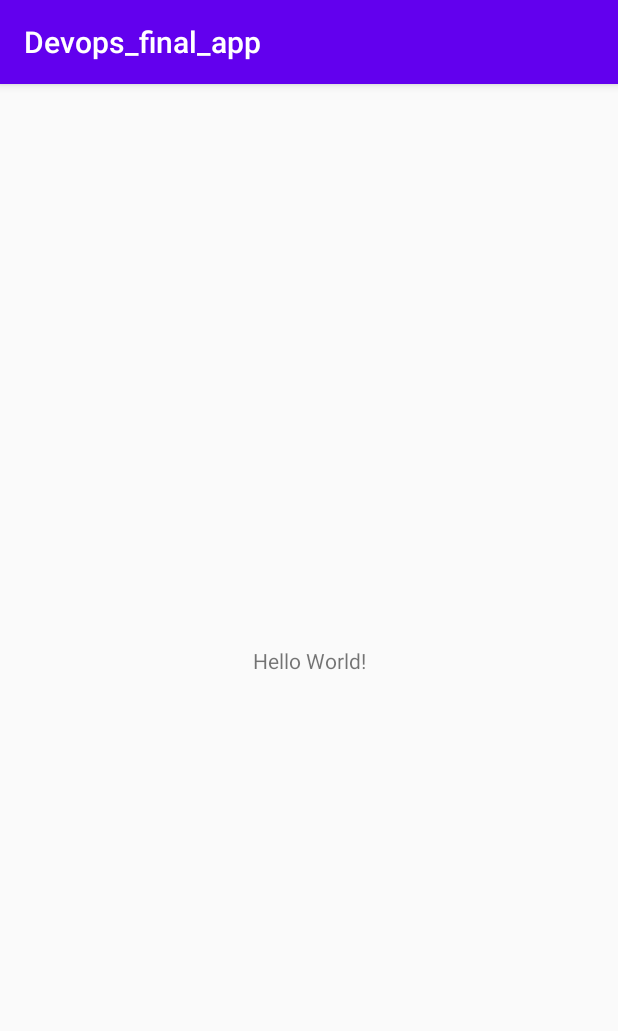
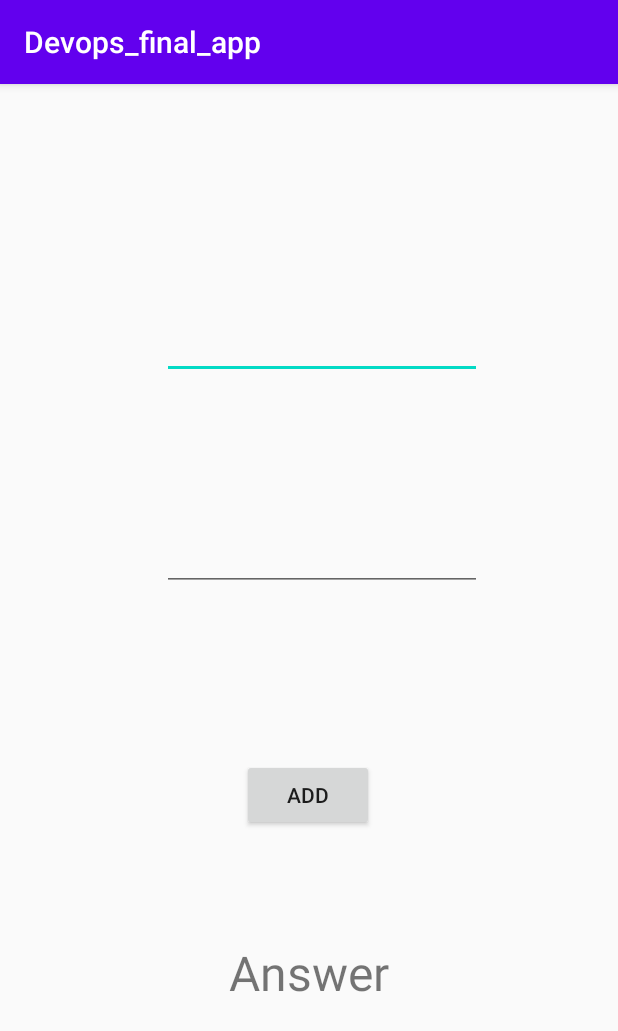
Before and after one commit to Ruban001/Devops_final, an Android app: the screen it shows after launch (MainActivity), on a phone screen of 412 x 824 dp. Shown: the top 1031 px of the screen. Run offline under Robolectric (Android 15) with nearby library versions, the phone set to English and light mode, and no system bars.

Commit message:
Second commit - App on the store

```diff
--- a/app/src/main/java/com/example/devops_final_app/MainActivity.java
+++ b/app/src/main/java/com/example/devops_final_app/MainActivity.java
@@ -3,12 +3,36 @@ package com.example.devops_final_app;
 import androidx.appcompat.app.AppCompatActivity;
 
 import android.os.Bundle;
+import android.view.View;
+import android.widget.Button;
+import android.widget.EditText;
+import android.widget.TextView;
 
 public class MainActivity extends AppCompatActivity {
+
+    private EditText num1;
+    private EditText num2;
+    private Button add;
+    private TextView result;
 
     @Override
     protected void onCreate(Bundle savedInstanceState) {
         super.onCreate(savedInstanceState);
         setContentView(R.layout.activity_main);
+
+        num1 = (EditText)findViewById(R.id.etNum1);
+        num2 = (EditText)findViewById(R.id.etNum2);
+        add = (Button)findViewById(R.id.btnAdd);
+        result = (TextView) findViewById(R.id.tvAnswer);
+
+        add.setOnClickListener(new View.OnClickListener() {
+            @Override
+            public void onClick(View v) {
+                int number1 = Integer.parseInt(num1.getText().toString());
+                int number2 = Integer.parseInt(num2.getText().toString());
+                int sum = number1 + number2;
+                result.setText("Answer: " + String.valueOf(sum));
+            }
+        });
     }
 }
--- a/app/src/main/res/layout/activity_main.xml
+++ b/app/src/main/res/layout/activity_main.xml
@@ -4,15 +4,54 @@
     xmlns:tools="http://schemas.android.com/tools"
     android:layout_width="match_parent"
     android:layout_height="match_parent"
-    tools:context=".MainActivity">
+    tools:context=".MainActivity" >
+
+    <EditText
+        android:id="@+id/etNum1"
+        android:layout_width="wrap_content"
+        android:layout_height="wrap_content"
+        android:ems="10"
+        android:inputType="number"
+        app:layout_constraintBottom_toBottomOf="parent"
+        app:layout_constraintEnd_toEndOf="parent"
+        app:layout_constraintHorizontal_bias="0.545"
+        app:layout_constraintStart_toStartOf="parent"
+        app:layout_constraintTop_toTopOf="parent"
+        app:layout_constraintVertical_bias="0.209" />
+
+    <EditText
+        android:id="@+id/etNum2"
+        android:layout_width="wrap_content"
+        android:layout_height="wrap_content"
+        android:ems="10"
+        android:inputType="number"
+        app:layout_constraintBottom_toBottomOf="parent"
+        app:layout_constraintEnd_toEndOf="parent"
+        app:layout_constraintHorizontal_bias="0.545"
+        app:layout_constraintStart_toStartOf="parent"
+        app:layout_constraintTop_toBottomOf="@+id/etNum1"
+        app:layout_constraintVertical_bias="0.183" />
+
+    <Button
+        android:id="@+id/btnAdd"
+        android:layout_width="wrap_content"
+        android:layout_height="wrap_content"
+        android:layout_marginTop="112dp"
+        android:text="Add"
+        app:layout_constraintEnd_toEndOf="parent"
+        app:layout_constraintHorizontal_bias="0.498"
+        app:layout_constraintStart_toStartOf="parent"
+        app:layout_constraintTop_toBottomOf="@+id/etNum2" />
 
     <TextView
+        android:id="@+id/tvAnswer"
         android:layout_width="wrap_content"
         android:layout_height="wrap_content"
-        android:text="Hello World!"
+        android:text="Answer"
+        android:textSize="32sp"
         app:layout_constraintBottom_toBottomOf="parent"
-        app:layout_constraintLeft_toLeftOf="parent"
-        app:layout_constraintRight_toRightOf="parent"
-        app:layout_constraintTop_toTopOf="parent" />
-
+        app:layout_constraintEnd_toEndOf="parent"
+        app:layout_constraintStart_toStartOf="parent"
+        app:layout_constraintTop_toBottomOf="@+id/btnAdd"
+        app:layout_constraintVertical_bias="0.321" />
 </androidx.constraintlayout.widget.ConstraintLayout>
```
